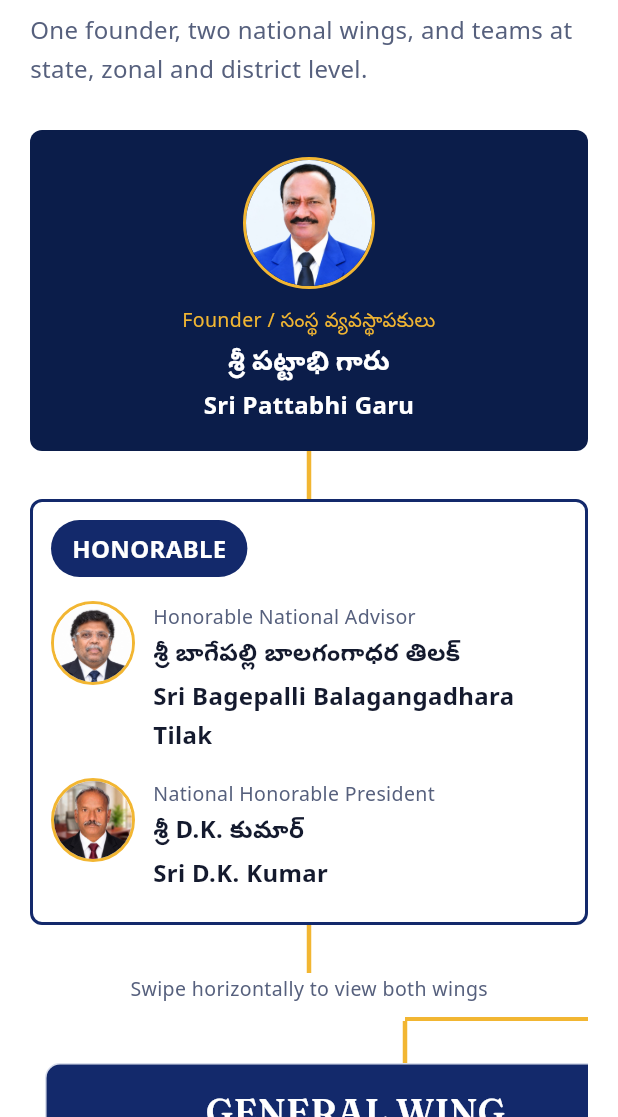
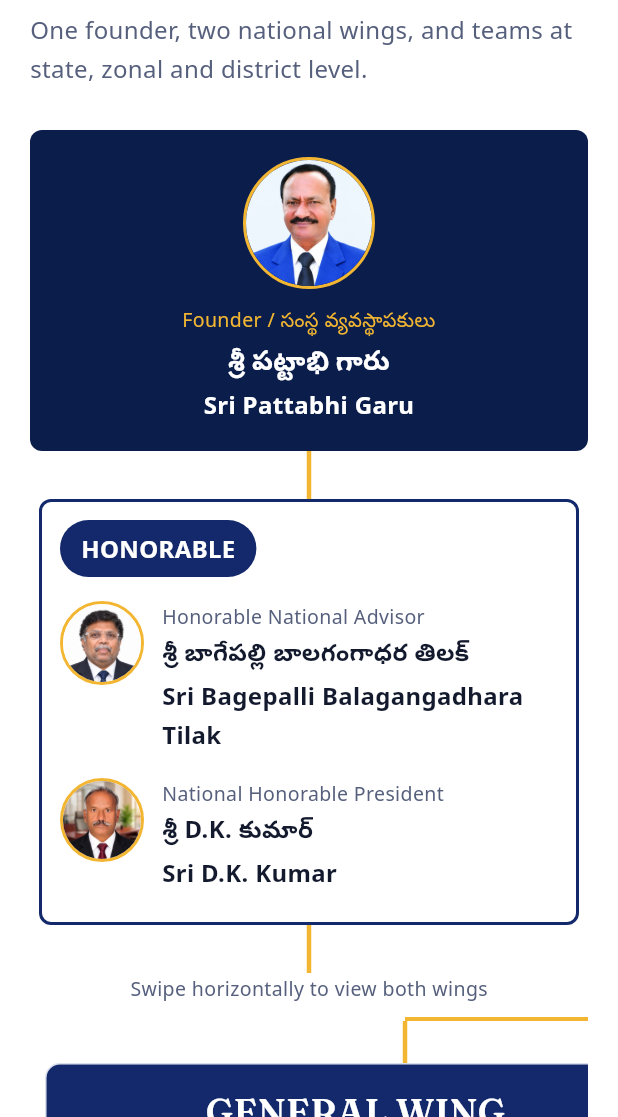
Before and after one commit to K7IT2024/pohrf, a Flutter app: the screen it shows after launch, scrolled down 3456 dp, on a phone screen of 412 x 824 dp, the part 119-1236 px from its top. Run offline on Flutter 3.47's test engine with Material 3 defaults, Android fonts, the phone set to English and light mode, and no system bars; our stand-ins replace google_fonts.

```diff
--- a/lib/main.dart
+++ b/lib/main.dart
@@ -590,7 +590,7 @@ class Structure extends StatelessWidget {
       founder,
       vline(),
       ConstrainedBox(
-        constraints: const BoxConstraints(maxWidth: 600),
+        constraints: const BoxConstraints(maxWidth: 360),
         child: honorable,
       ),
       vline(),
```
